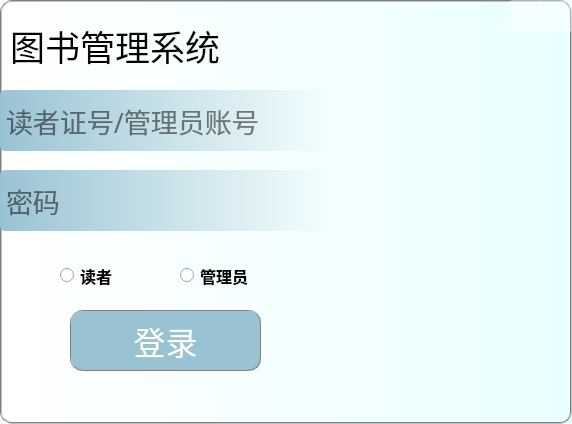
Qt form mainwindow.ui (U-rara/LibraryManagementByQt) before a commit.
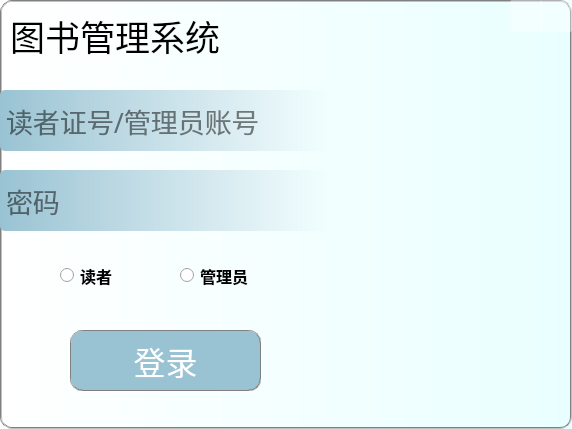
The same form after that commit. Icons and pictures are not drawn.

Patch:
```diff
--- a/mainwindow.ui
+++ b/mainwindow.ui
@@ -7,7 +7,7 @@
     <x>0</x>
     <y>0</y>
     <width>572</width>
-    <height>424</height>
+    <height>429</height>
    </rect>
   </property>
   <property name="windowTitle">
@@ -29,7 +29,7 @@
     <property name="geometry">
      <rect>
       <x>10</x>
-      <y>10</y>
+      <y>0</y>
       <width>341</width>
       <height>71</height>
      </rect>
@@ -200,7 +200,7 @@
     <property name="geometry">
      <rect>
       <x>70</x>
-      <y>310</y>
+      <y>330</y>
       <width>191</width>
       <height>61</height>
      </rect>
```
